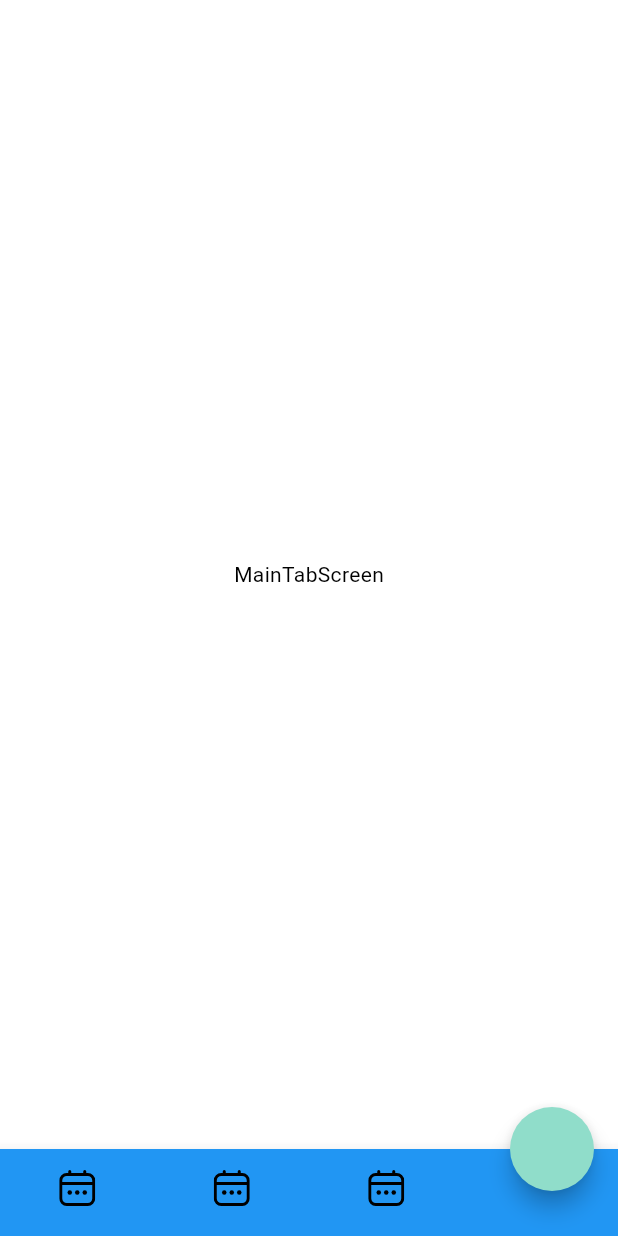
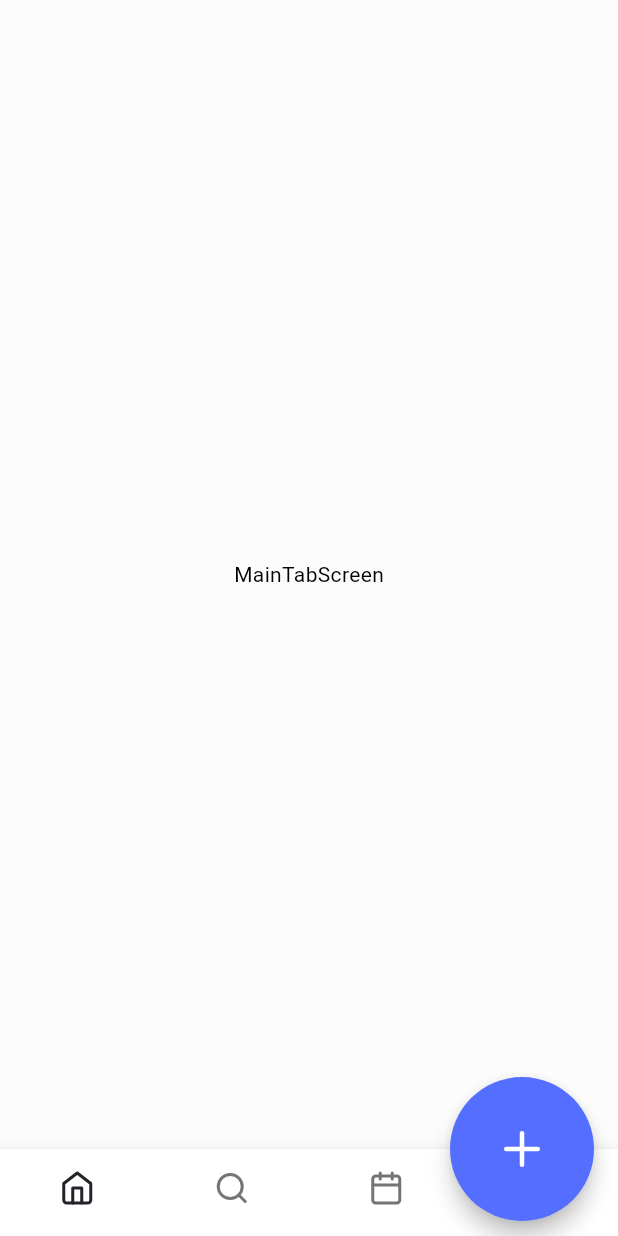
Before and after one commit to chajihye126/todo, a Flutter app: the screen it shows after launch, on a phone screen of 412 x 824 dp. Run offline on Flutter 3.47's test engine with Material 3 defaults, Android fonts, the phone set to English and light mode, and no system bars; our stand-ins replace flutter_feather_icons, flutter_svg.

Commit message:
1025 10:10 commit

```diff
--- a/lib/core/theme/app_theme.dart
+++ b/lib/core/theme/app_theme.dart
@@ -1,7 +1,7 @@
 import 'package:flutter/material.dart';
 
 class AppTheme {
-  static const Color primaryColor = Color(0xff90ddca);
+  static const Color primaryColor = Color(0xff546fff);
   static const Color accentColor = Color(0xffd974bc);
 
   static const Color whiteColor = Color(0xfffbfefd);
@@ -16,21 +16,11 @@ class AppTheme {
     appBarTheme: AppBarTheme(
       foregroundColor: primaryColor
     ),
+    scaffoldBackgroundColor: Color(0xfffcfcfc),
+    bottomAppBarTheme: BottomAppBarTheme(color: Color(0xfffcfcfc)),
     textTheme: TextTheme(
       bodyMedium: TextStyle(color: Colors.black),
       titleLarge: TextStyle(fontWeight: FontWeight.bold),
     ),
   );
-
-  static ThemeData darkTheme = ThemeData(
-    primaryColor: primaryColor,
-    colorScheme: ColorScheme.dark(
-      primary: primaryColor,
-      secondary: accentColor,
-    ),
-    textTheme: TextTheme(
-      bodyMedium: TextStyle(color: Colors.white),
-      titleLarge: TextStyle(fontWeight: FontWeight.bold),
-    ),
-  );
 }
--- a/lib/main.dart
+++ b/lib/main.dart
@@ -27,7 +27,6 @@ class MyApp extends StatelessWidget {
   Widget build(BuildContext context) {
     return MaterialApp(
       theme: AppTheme.lightTheme,
-      darkTheme: AppTheme.darkTheme,
       debugShowCheckedModeBanner: false,
       home: SplashScreen(),
     );
--- a/lib/presentation/view/main_tab_screen.dart
+++ b/lib/presentation/view/main_tab_screen.dart
@@ -1,4 +1,5 @@
 import 'package:flutter/material.dart';
+import 'package:flutter_feather_icons/flutter_feather_icons.dart';
 import 'package:flutter_svg/flutter_svg.dart';
 import 'package:todo/core/theme/app_theme.dart';
 import 'package:todo/di/di.dart';
@@ -42,21 +43,23 @@ class _MainTabScreenState extends State<MainTabScreen> {
       BottomNavigationBar(
         onTap: mainTabViewModel.bottomNavOnTap,
         currentIndex: mainTabViewModel.bottomNavCurrentIndex,
-        backgroundColor: Colors.blue,
         type: BottomNavigationBarType.fixed,
         showSelectedLabels: false,
         showUnselectedLabels: false,
+        selectedItemColor: Color(0xff212529),
         items: [
-          BottomNavigationBarItem(icon: SvgPicture.asset('assets/icon/calendar.svg'), label: 'calendar'),
-          BottomNavigationBarItem(icon: SvgPicture.asset('assets/icon/calendar.svg'), label: 'calendar'),
-          BottomNavigationBarItem(icon: SvgPicture.asset('assets/icon/calendar.svg'), label: 'calendar'),
-          BottomNavigationBarItem(icon: Container(), label: '')
+          BottomNavigationBarItem(icon: Icon(FeatherIcons.home), label: 'Home'),
+          BottomNavigationBarItem(icon: Icon(FeatherIcons.search), label: 'search'),
+          BottomNavigationBarItem(icon: Icon(FeatherIcons.calendar), label: 'calendar'),
+          BottomNavigationBarItem(icon: Container(), label: 'calendar'),
         ],
       );
 
   FloatingActionButton _floatingActionButton({required BuildContext context}) =>
-      FloatingActionButton(
+      FloatingActionButton.large(
+
         onPressed: () => Navigator.of(context).push(MaterialPageRoute(builder: (context) => AddTodoScreen())),
         shape: CircleBorder(),
+        child: Icon(FeatherIcons.plus),
       );
 }
--- a/lib/presentation/view/tab_screen/add_todo_screen.dart
+++ b/lib/presentation/view/tab_screen/add_todo_screen.dart
@@ -19,7 +19,6 @@ class _AddTodoScreenState extends State<AddTodoScreen> {
         appBar: _appBar(context: context),
         body: Column(
           children: [
-            Text('Add Task'),
             Text('Task title'),
             Container(
               width: ssW(context),
@@ -31,5 +30,7 @@ class _AddTodoScreenState extends State<AddTodoScreen> {
     );
   }
 
-  AppBar _appBar({required BuildContext context}) => AppBar();
+  AppBar _appBar({required BuildContext context}) => AppBar(
+    title: Text('Add Task'),
+  );
 }
--- a/pubspec.yaml
+++ b/pubspec.yaml
@@ -36,7 +36,7 @@ dependencies:
   # Use with the CupertinoIcons class for iOS style icons.
   cupertino_icons: ^1.0.8
   shared_preferences: ^2.3.2
-  flutter_svg: ^2.0.10+1
+  flutter_feather_icons: ^2.0.0+1
 
 dev_dependencies:
   flutter_test:
@@ -62,7 +62,6 @@ flutter:
 
   assets:
     - assets/
-    - assets/icon/
 
   # To add assets to your application, add an assets section, like this:
   # assets:
```
Also changed, not shown: assets/icon/angle-left.svg (deleted), assets/icon/calendar.svg (deleted), assets/icon/home.svg (deleted), assets/icon/left.svg (deleted), assets/icon/plus.svg (deleted), assets/icon/search.svg (deleted), assets/icon/trash.svg (deleted), pubspec.lock.
